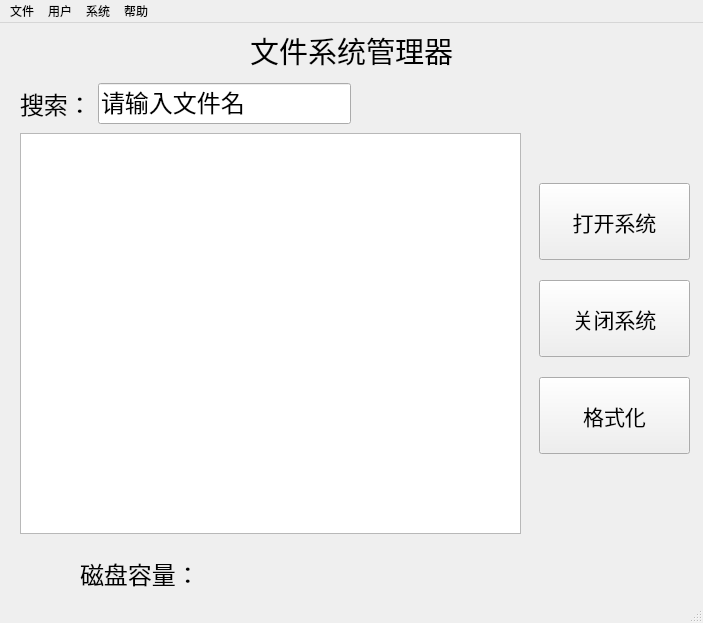
The window that form/mainwindow.ui (mcdudu233/FileSystem) describes before a commit, drawn with Qt 5.
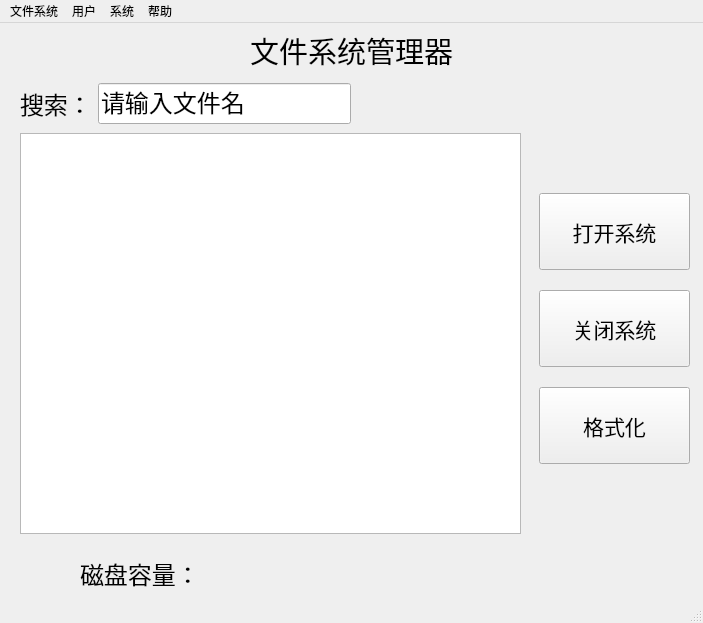
The same window after the commit.

Patch:
```diff
--- a/form/mainwindow.ui
+++ b/form/mainwindow.ui
@@ -104,7 +104,7 @@
     <property name="geometry">
      <rect>
       <x>539</x>
-      <y>160</y>
+      <y>170</y>
       <width>151</width>
       <height>271</height>
      </rect>
@@ -228,7 +228,7 @@
    </widget>
    <widget class="QMenu" name="menu_2">
     <property name="title">
-     <string>文件</string>
+     <string>文件系统</string>
     </property>
     <addaction name="actionNewFileSystem"/>
     <addaction name="separator"/>
```
Left out of the diff: 23 changed lines with no effect on the pictures.
